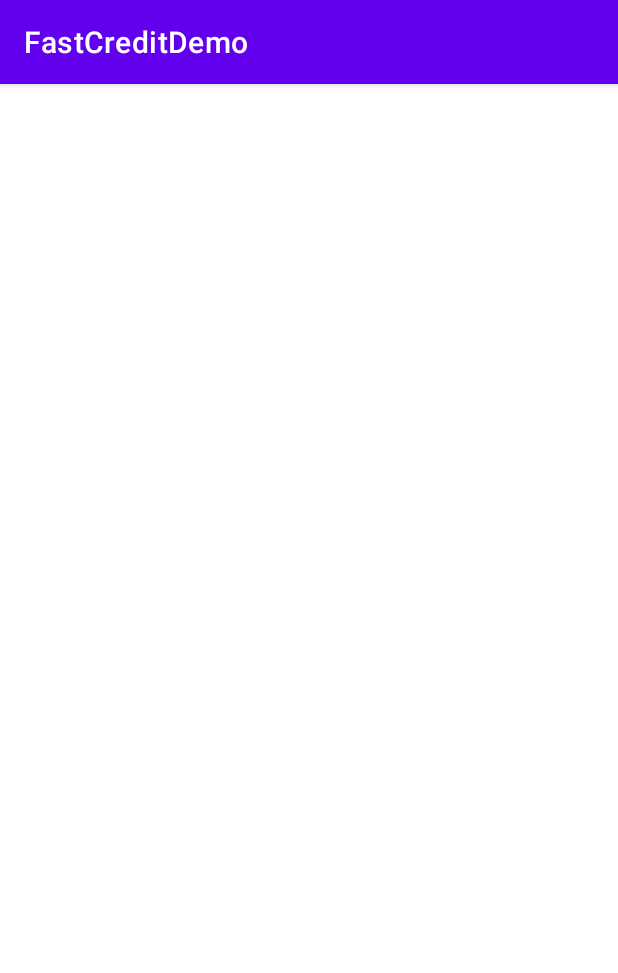
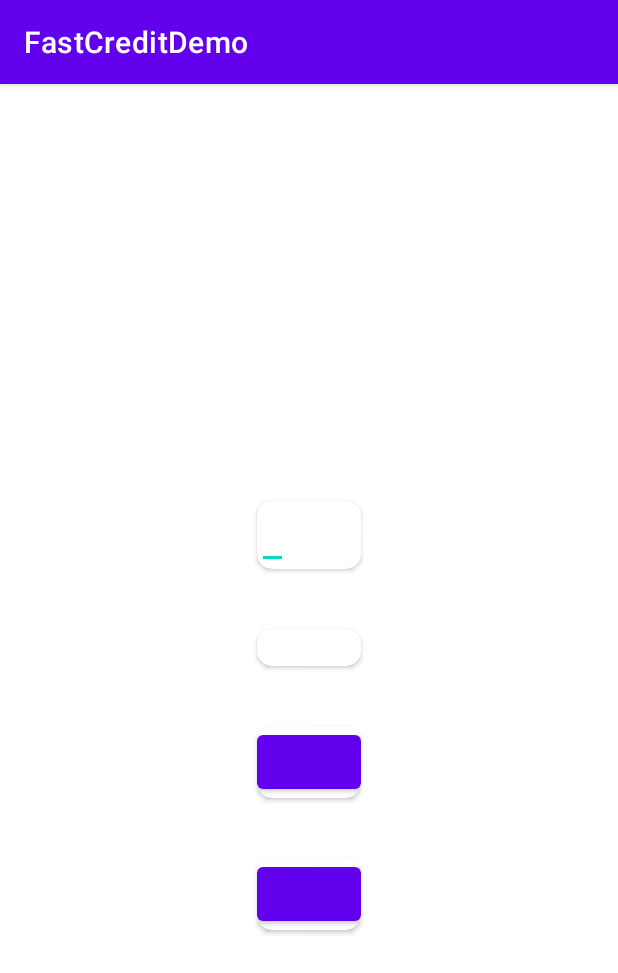
Before and after one commit to latnok25/FastCreditDemo, an Android app: the LoginPage2 screen opened directly, with no data from a screen before it, on a phone screen of 412 x 824 dp. Shown: the top 973 px of the screen. Run offline under Robolectric (Android 15) with nearby library versions, the phone set to English and light mode, and no system bars.

Commit message:
adding widgets and views

```diff
--- a/app/src/main/res/layout/activity_login_page2.xml
+++ b/app/src/main/res/layout/activity_login_page2.xml
@@ -6,4 +6,120 @@
     android:layout_height="match_parent"
     tools:context=".LoginPage2">
 
+    <LinearLayout
+        android:layout_width="wrap_content"
+        android:layout_height="wrap_content"
+        app:layout_constraintTop_toTopOf="parent"
+        android:orientation="vertical"
+        app:layout_constraintRight_toRightOf="parent"
+        app:layout_constraintLeft_toLeftOf="parent"
+        app:layout_constraintBottom_toBottomOf="parent">
+
+        <TextView
+            android:layout_width="wrap_content"
+            android:layout_height="wrap_content"
+            android:textSize="23sp"
+            android:textColor="#fff"
+            android:id="@+id/txt"
+            android:layout_gravity="center_horizontal"
+            android:layout_marginTop="5dp"
+            android:text="@string/app_name"/>
+        <TextView
+            android:layout_width="wrap_content"
+            android:layout_height="wrap_content"
+            android:textSize="23sp"
+            android:textColor="#fff"
+            android:id="@+id/txtt"
+            android:layout_gravity="center_horizontal"
+            android:layout_marginTop="5dp"
+            android:text="@string/app_name"/>
+        <androidx.cardview.widget.CardView
+            android:layout_width="match_parent"
+            android:layout_height="wrap_content"
+            app:cardCornerRadius="10dp"
+            android:background="#000"
+            android:layout_marginLeft="50dp"
+            android:layout_marginRight="50dp"
+            android:layout_marginTop="20dp"
+            android:layout_marginBottom="20dp">
+            <LinearLayout
+                android:layout_width="wrap_content"
+                android:layout_height="wrap_content"
+                android:orientation="horizontal">
+                <ImageView
+                    android:layout_width="wrap_content"
+                    android:layout_height="wrap_content"/>
+            <EditText
+                android:layout_width="wrap_content"
+                android:layout_height="wrap_content"
+                >
+
+            </EditText>
+                <ImageView
+                    android:layout_width="wrap_content"
+                    android:layout_height="wrap_content"/>
+            </LinearLayout>
+        </androidx.cardview.widget.CardView>
+        <androidx.cardview.widget.CardView
+            android:layout_width="match_parent"
+            android:layout_height="wrap_content"
+            app:cardCornerRadius="10dp"
+            android:background="#000"
+            android:layout_marginLeft="50dp"
+            android:layout_marginRight="50dp"
+            android:layout_marginTop="20dp"
+            android:layout_marginBottom="20dp">
+            <LinearLayout
+                android:layout_width="wrap_content"
+                android:layout_height="wrap_content"
+                android:orientation="horizontal">
+                <ImageView
+                    android:layout_width="wrap_content"
+                    android:layout_height="wrap_content"/>
+                <EditText
+                    android:layout_width="wrap_content"
+                    android:layout_height="wrap_content"
+                    android:background="#000"
+                    >
+
+                </EditText>
+                <ImageView
+                    android:layout_width="wrap_content"
+                    android:layout_height="wrap_content"/>
+            </LinearLayout>
+        </androidx.cardview.widget.CardView>
+
+        <androidx.cardview.widget.CardView
+            android:layout_width="match_parent"
+            android:layout_height="wrap_content"
+            app:cardCornerRadius="10dp"
+            android:background="#fff"
+            android:layout_marginLeft="50dp"
+            android:layout_marginRight="50dp"
+            android:layout_marginTop="20dp"
+            android:layout_marginBottom="20dp">
+            <Button
+                android:layout_width="wrap_content"
+                android:layout_height="wrap_content"
+                >
+
+            </Button>
+        </androidx.cardview.widget.CardView>
+        <androidx.cardview.widget.CardView
+            android:layout_width="match_parent"
+            android:layout_height="wrap_content"
+            app:cardCornerRadius="10dp"
+            android:background="#fff"
+            android:layout_marginLeft="50dp"
+            android:layout_marginRight="50dp"
+            android:layout_marginTop="20dp"
+            android:layout_marginBottom="20dp">
+            <Button
+                android:layout_width="wrap_content"
+                android:layout_height="wrap_content">
+
+            </Button>
+        </androidx.cardview.widget.CardView>
+    </LinearLayout>
+
 </androidx.constraintlayout.widget.ConstraintLayout>
```
